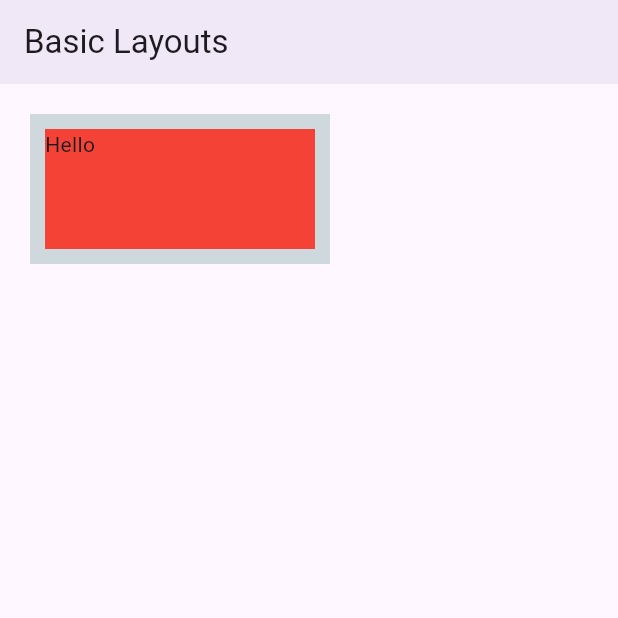
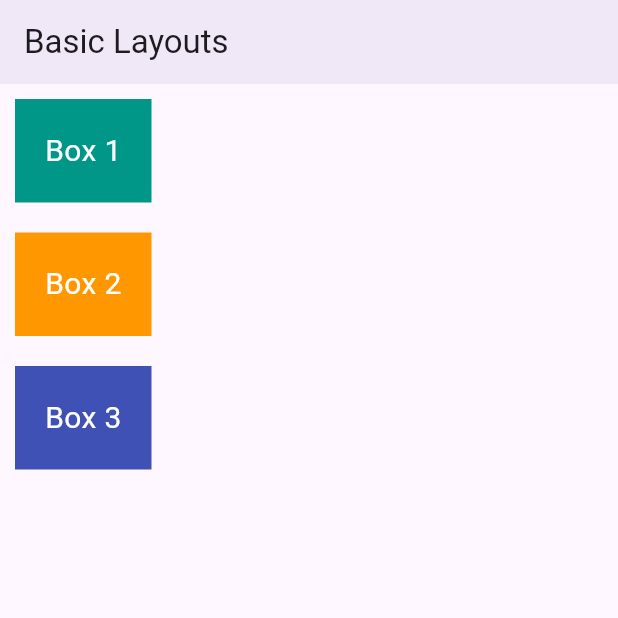
Before and after one commit to UnicomTIC-Jerobert/flutter-learning-journey, a Flutter app: the screen it shows after launch, on a phone screen of 412 x 824 dp, the top half of it. Run offline on Flutter 3.47's test engine with Material 3 defaults, Android fonts, the phone set to English and light mode, and no system bars.

Commit message:
learned about Column

```diff
--- a/lib/main.dart
+++ b/lib/main.dart
@@ -27,20 +27,31 @@ class MyApp extends StatelessWidget {
 class BasicLayoutScreen extends StatelessWidget {
   const BasicLayoutScreen({super.key});
 
+  // In BasicLayoutScreen's build method
   @override
   Widget build(BuildContext context) {
-    // For now, it's just an empty container.
+    // A Column takes a list of widgets as its children.
+    return Column(
+      children: [
+        // Let's create a reusable "box" widget for demonstration
+        _buildBox('Box 1', Colors.teal),
+        _buildBox('Box 2', Colors.orange),
+        _buildBox('Box 3', Colors.indigo),
+      ],
+    );
+  }
+
+  // Helper method to avoid repetitive code.
+  // The leading underscore makes this method private to this file.
+  Widget _buildBox(String text, Color color) {
     return Container(
-      // Styling properties
-      color: Colors.blueGrey[100], // A light grey-blue background color
-      margin: const EdgeInsets.all(20.0), // Outer space (like CSS margin)
-      padding: const EdgeInsets.all(10.0), // Inner space (like CSS padding)
-      // Sizing properties
-      width: 200.0,
-      height: 100.0,
-
-      // The widget to place inside the container
-      child: Container(color: Colors.red, child: const Text('Hello')),
+      margin: const EdgeInsets.all(10.0),
+      padding: const EdgeInsets.all(20.0),
+      color: color,
+      child: Text(
+        text,
+        style: const TextStyle(color: Colors.white, fontSize: 20),
+      ),
     );
   }
 }
```
